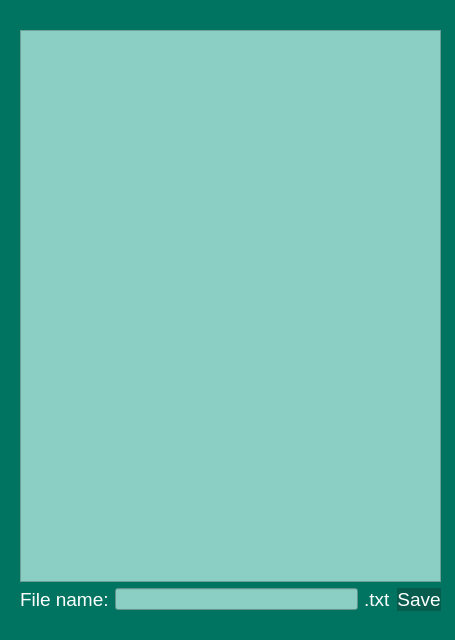
First picture: the form in savedialog.ui, repository EL96cpp/GameOfLife, before the edit.
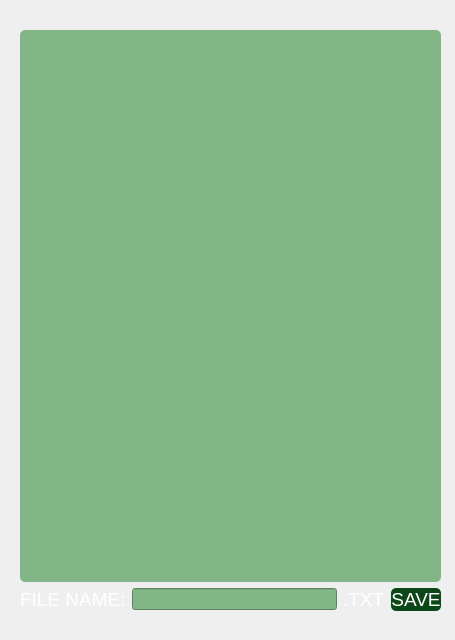
Second picture: the form after the edit. Icons and pictures are not drawn.

Commit message: Changed font and colors, added background image

The edit to the form file:
```diff
--- a/savedialog.ui
+++ b/savedialog.ui
@@ -15,11 +15,12 @@
   </property>
   <property name="styleSheet">
    <string notr="true">#SaveDialog {
-	background-color: rgb(0, 115, 97);
+	background: url(:/background.jpg);
 }
 
 QPushButton { 
-	background-color: rgb(8, 92, 77);
+	border-radius: 5px;	
+	background-color: rgb(12, 71, 24);
 	border-style:outset;
 	border-color: rgb(0, 90, 75);
 	color: rgb(255, 255, 255);	
@@ -46,7 +47,8 @@
     <item>
      <widget class="QTreeView" name="treeView">
       <property name="styleSheet">
-       <string notr="true">background-color: rgb(139, 207, 196);</string>
+       <string notr="true">background-color: rgb(131, 182, 135);
+border-radius: 5px;</string>
       </property>
      </widget>
     </item>
@@ -61,14 +63,14 @@
 color: rgb(255, 255, 255);</string>
           </property>
           <property name="text">
-           <string>File name:</string>
+           <string>FILE NAME:</string>
           </property>
          </widget>
         </item>
         <item>
          <widget class="QLineEdit" name="filenameEdit">
           <property name="styleSheet">
-           <string notr="true">background-color: rgb(139, 207, 196);</string>
+           <string notr="true">background-color: rgb(131, 182, 135);</string>
           </property>
          </widget>
         </item>
@@ -81,7 +83,7 @@
 color: rgb(255, 255, 255);</string>
         </property>
         <property name="text">
-         <string>.txt</string>
+         <string>.TXT</string>
         </property>
        </widget>
       </item>
@@ -91,7 +93,7 @@
          <string notr="true">min-width: 4.5em;</string>
         </property>
         <property name="text">
-         <string>Save</string>
+         <string>SAVE</string>
         </property>
        </widget>
       </item>
```
Left out of the diff: 4 changed lines with no effect on the pictures. The commit also changes 11 other files.
